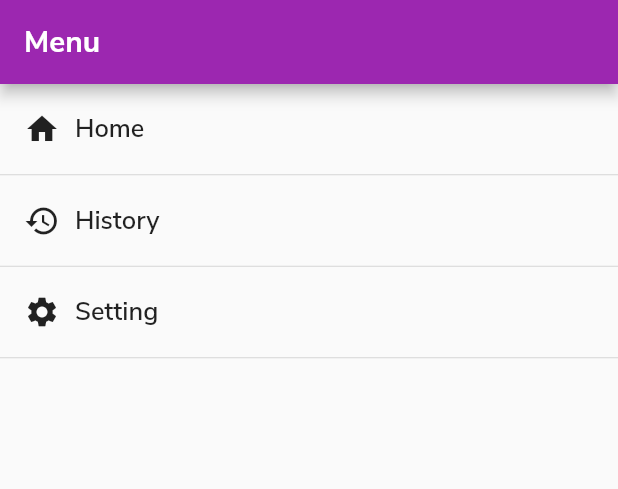
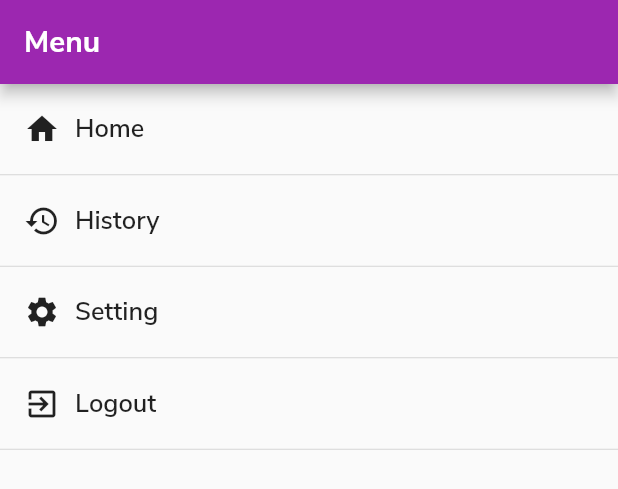
Before and after one commit to wickyou23/flutter_learning, a Flutter app: the LeftMenuDrawer widget shown alone on an empty page, opened directly, on a phone screen of 412 x 824 dp. Shown: the top 489 px of the screen. Run offline on Flutter 3.47's test engine with Material 2 defaults, Android fonts, the phone set to English and light mode, and no system bars; our stand-ins replace bloc, dio, equatable, flutter_bloc, shared_preferences; missing offline and left inert: dart:ffi; accounts and stored records are empty.

```diff
--- a/flutter_complete_guide/lib/data/network_common.dart
+++ b/flutter_complete_guide/lib/data/network_common.dart
@@ -53,7 +53,6 @@ class NetworkCommon {
 
       print("Pre request:${options.method},${options.baseUrl}${options.path}");
       print("Pre request:${options.headers.toString()}");
-
       return options; //continue
     }, onResponse: (Response response) async {
       // Do something with response data
--- a/flutter_complete_guide/lib/data/repository/auth_repository.dart
+++ b/flutter_complete_guide/lib/data/repository/auth_repository.dart
@@ -1,11 +1,12 @@
 import 'dart:convert';
 
+import 'package:flutter_complete_guide/data/repository/base_repository.dart';
 import 'package:flutter_complete_guide/models/auth_user.dart';
 import 'package:shared_preferences/shared_preferences.dart';
 
 AuthUser _auth;
 
-class AuthRepository {
+class AuthRepository implements BaseRepository {
   static final AuthRepository _singleton = AuthRepository._internal();
 
   factory AuthRepository() {
@@ -34,4 +35,11 @@ class AuthRepository {
       sharePre.setString('AuthUser', jsonString);
     }
   }
+
+  @override
+  Future<void> clean() async {
+    SharedPreferences sharePre = await SharedPreferences.getInstance();
+    sharePre.remove('AuthUser');
+    _auth = null;
+  }
 }
--- /dev/null
+++ b/flutter_complete_guide/lib/data/repository/base_repository.dart
@@ -0,0 +1,3 @@
+abstract class BaseRepository {
+  void clean();
+}
--- a/flutter_complete_guide/lib/data/repository/product_repository.dart
+++ b/flutter_complete_guide/lib/data/repository/product_repository.dart
@@ -1,3 +1,4 @@
+import 'package:flutter_complete_guide/data/middleware/favorite_middleware.dart';
 import 'package:flutter_complete_guide/data/middleware/product_middleware.dart';
 import 'package:flutter_complete_guide/data/network_common.dart';
 import 'package:flutter_complete_guide/models/product.dart';
@@ -8,7 +9,7 @@ class ProductRepository {
   List<Product> get getAllStoredProduct => [..._dummyData.values.toList()];
 
   List<Product> get getFavoriteProduct =>
-      [..._dummyData.values.toList().where((v) => v.isFavorite)];
+      [..._dummyData.values.toList().where((v) => true)];
 
   List<Product> getProductByIds(List<String> ids) {
     return _dummyData.values.toList().where((v) => ids.contains(v.id));
@@ -21,13 +22,9 @@ class ProductRepository {
   }
 
   Future<ResponseState> setIsFavorite(Product product) async {
-    var response = await ProductMiddleware().updateFavoriteProduct(product);
+    var response = await FavoriteMiddleware().updateFavoriteProduct(product);
     var crResponse = response;
     if (crResponse is ResponseSuccessState<Product>) {
-      _dummyData.values
-          .toList()
-          .firstWhere((v) => v.id == product.id)
-          .isFavorite = product.isFavorite;
       return crResponse;
     } else {
       return crResponse;
--- a/flutter_complete_guide/lib/models/product.dart
+++ b/flutter_complete_guide/lib/models/product.dart
@@ -1,5 +1,3 @@
-import 'dart:convert';
-
 import 'package:flutter/foundation.dart';
 
 class Product {
@@ -8,7 +6,7 @@ class Product {
   final String description;
   final double price;
   final String imageUrl;
-  bool isFavorite;
+  final bool isFavorite;
 
   Product({
     @required this.id,
@@ -43,7 +41,6 @@ class Product {
       'description': this.description,
       'price': this.price,
       'imageUrl': this.imageUrl,
-      'isFavorite': this.isFavorite,
     };
   }
 
@@ -55,7 +52,6 @@ class Product {
       description: values['description'],
       price: values['price'],
       imageUrl: values['imageUrl'],
-      isFavorite: values['isFavorite'],
     );
   }
 }
--- a/flutter_complete_guide/lib/screens/left_menu_drawer.dart
+++ b/flutter_complete_guide/lib/screens/left_menu_drawer.dart
@@ -1,6 +1,7 @@
 import 'package:flutter/material.dart';
 import 'package:flutter/cupertino.dart';
 import 'package:flutter_complete_guide/utils/extension.dart';
+import 'package:flutter_complete_guide/wireframe.dart';
 
 class LeftMenuDrawer extends StatelessWidget {
   @override
@@ -118,6 +119,36 @@ class LeftMenuDrawer extends StatelessWidget {
                 height: 1,
                 color: Colors.grey.withPercentAlpha(0.4),
               ),
+              FlatButton(
+                child: Container(
+                  height: 60,
+                  width: double.infinity,
+                  alignment: AlignmentDirectional.centerStart,
+                  child: Row(
+                    children: <Widget>[
+                      Icon(Icons.exit_to_app),
+                      SizedBox(
+                        width: 10,
+                      ),
+                      Text(
+                        'Logout',
+                        style: context.theme.textTheme.title.copyWith(
+                          fontSize: 17,
+                          fontWeight: FontWeight.w600,
+                        ),
+                      ),
+                    ],
+                  ),
+                ),
+                onPressed: () {
+                  AppWireFrame.logout();
+                  context.navigator.pushReplacementNamed('/authentication');
+                },
+              ),
+              Divider(
+                height: 1,
+                color: Colors.grey.withPercentAlpha(0.4),
+              ),
             ],
           ),
         ),
--- a/flutter_complete_guide/lib/wireframe.dart
+++ b/flutter_complete_guide/lib/wireframe.dart
@@ -2,6 +2,8 @@ import 'package:flutter/widgets.dart';
 import 'package:flutter_bloc/flutter_bloc.dart';
 import 'package:flutter_complete_guide/bloc/cart/cart_bloc.dart';
 import 'package:flutter_complete_guide/bloc/product/product_bloc.dart';
+import 'package:flutter_complete_guide/data/repository/auth_repository.dart';
+import 'package:flutter_complete_guide/data/repository/favorite_repository.dart';
 import 'package:flutter_complete_guide/data/repository/product_repository.dart';
 import 'package:flutter_complete_guide/data/repository/transaction_repository.dart';
 import 'package:flutter_complete_guide/bloc/transaction/transaction_bloc.dart';
@@ -17,6 +19,7 @@ import 'package:flutter_complete_guide/utils/extension.dart';
 
 class AppWireFrame {
   static final Map<String, WidgetBuilder> routes = {
+    '/authentication': (_) => AuthenticationScreen(),
     '/dashboard': (_) => BlocProvider(
           create: (_) => ProductBloc(productRepository: ProductRepository()),
           child: ShopScreen(),
@@ -47,4 +50,9 @@ class AppWireFrame {
       );
     },
   };
+
+  static void logout() {
+    FavoriteRepository().clean();
+    AuthRepository().clean();
+  }
 }
```
Also changed, not shown: flutter_complete_guide/lib/bloc/product/product_item/product_item_bloc.dart (+3 -8 lines), flutter_complete_guide/lib/data/middleware/favorite_middleware.dart (added, +64 -0 lines), flutter_complete_guide/lib/data/middleware/product_middleware.dart (+18 -32 lines), flutter_complete_guide/lib/data/middleware/transaction_middleware.dart (+6 -3 lines), flutter_complete_guide/lib/data/repository/favorite_repository.dart (added, +30 -0 lines).
